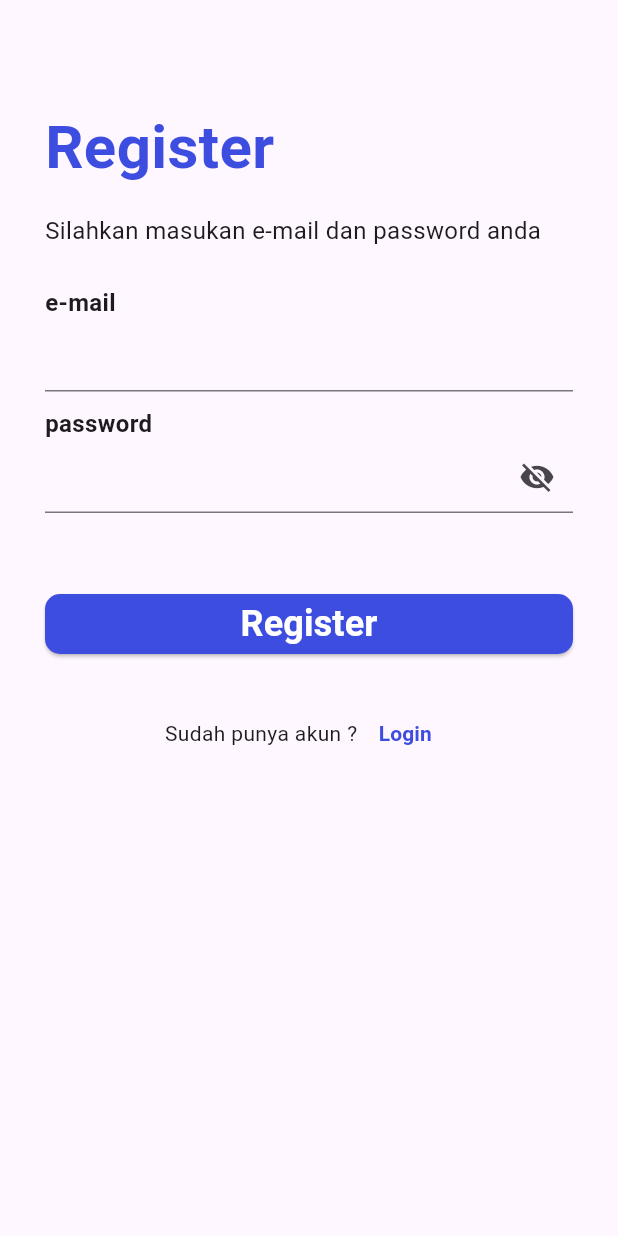
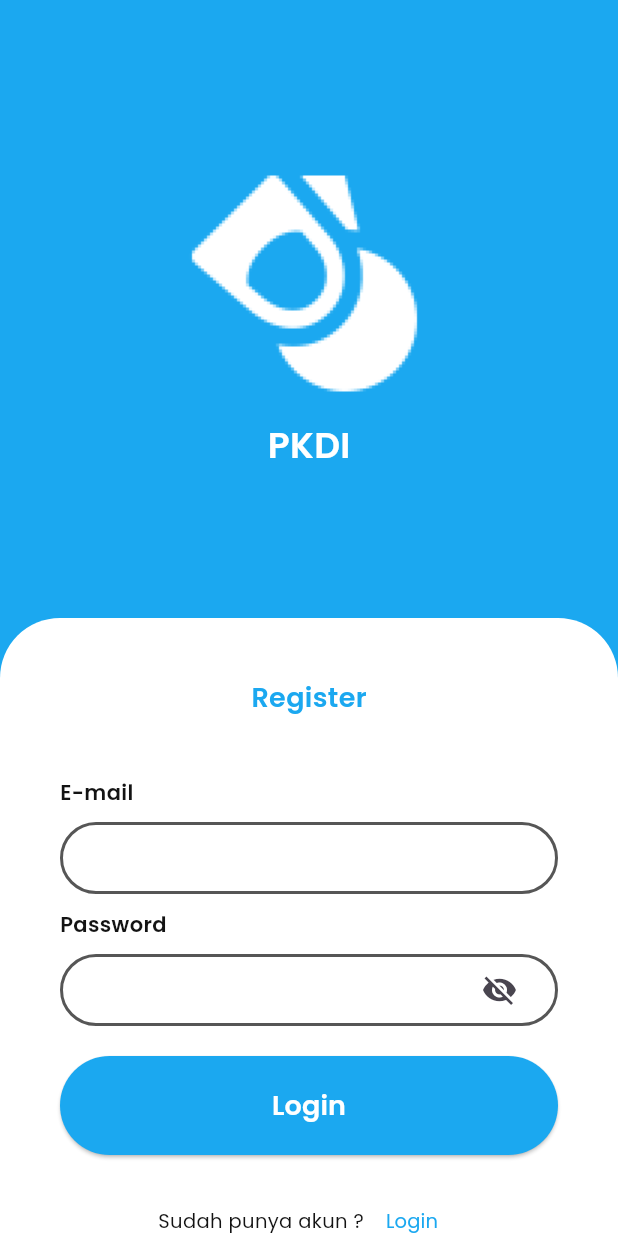
Before and after one commit to garrybad/project_ppb, a Flutter app: the screen it shows after launch, after a tap on "Daftar", on a phone screen of 412 x 824 dp. Run offline on Flutter 3.47's test engine with Material 3 defaults, Android fonts, the phone set to English and light mode, and no system bars; our stand-ins replace bloc, firebase_auth, firebase_core, flutter_bloc, google_fonts, google_sign_in; accounts and stored records are empty; network calls fail.

Commit message:
Update login page, register page, and create navbar

```diff
--- /dev/null
+++ b/lib/styles/colors.dart
@@ -0,0 +1,8 @@
+import 'package:flutter/material.dart';
+
+const Color kBgBlue = Color(0xFF1BA8F0);
+const Color kBgWhite = Color(0xFFFFFFFF);
+const Color kBgGray = Color(0xFF565656);
+const Color kBgBlack = Color(0xFF131313);
+const Color kGrey = Color(0xFF888888);
+const Color kDarkGray = Color(0xFFFABABAB);
--- /dev/null
+++ b/lib/styles/text_style.dart
@@ -0,0 +1,47 @@
+import 'package:flutter/material.dart';
+import 'package:google_fonts/google_fonts.dart';
+
+TextStyle kHeading5 = GoogleFonts.poppins(
+    fontSize: 24,
+    fontWeight: FontWeight.w600
+);
+
+TextStyle kHeading6 = GoogleFonts.poppins(
+    fontSize: 18,
+    fontWeight: FontWeight.w700
+);
+
+TextStyle kSubtitle1 = GoogleFonts.poppins(
+    fontSize: 14,
+    fontWeight: FontWeight.w600
+);
+
+TextStyle kSubtitle2 = GoogleFonts.poppins(
+    fontSize: 13,
+    fontWeight: FontWeight.w400
+);
+
+TextStyle kBody1 = GoogleFonts.poppins(
+    fontSize: 13,
+    fontWeight: FontWeight.w500
+);
+
+TextStyle kBody2 = GoogleFonts.poppins(
+    fontSize: 11,
+    fontWeight: FontWeight.w500
+);
+
+TextStyle kButton1 = GoogleFonts.poppins(
+    fontSize: 14,
+    fontWeight: FontWeight.w600
+);
+
+TextStyle kButton2 = GoogleFonts.poppins(
+    fontSize: 13,
+    fontWeight: FontWeight.w500
+);
+
+TextStyle kCaption = GoogleFonts.poppins(
+    fontSize: 10,
+    fontWeight: FontWeight.w500
+);
--- a/lib/ui/home_screen.dart
+++ b/lib/ui/home_screen.dart
@@ -14,7 +14,7 @@ class HomeScreen extends StatelessWidget {
         mainAxisAlignment: MainAxisAlignment.center,
         children: [
           Text(
-            "HOME SCREEN",
+            "HOME PAGE",
             style: TextStyle(
                 fontSize: 40,
                 fontWeight: FontWeight.bold,
--- a/lib/ui/login.dart
+++ b/lib/ui/login.dart
@@ -1,8 +1,11 @@
 import 'package:firebase_auth/firebase_auth.dart';
+import 'package:flutter/cupertino.dart';
 import 'package:flutter/material.dart';
 import 'package:flutter_bloc/flutter_bloc.dart';
 import 'package:google_sign_in/google_sign_in.dart';
 import 'package:project_ppb/bloc/login/login_cubit.dart';
+import 'package:project_ppb/styles/colors.dart';
+import 'package:project_ppb/styles/text_style.dart';
 import 'package:project_ppb/ui/phone_auth_screen.dart';
 import '../utils/routes.dart';
 import 'home_screen.dart';
@@ -58,50 +61,107 @@ class _LoginScreenState extends State<LoginScreen> {
                 content: Text(state.msg),
                 backgroundColor: Colors.green,
               ));
-            Navigator.pushNamedAndRemoveUntil(context, rHome, (route) => false);
+            Navigator.pushNamedAndRemoveUntil(context, rMain, (route) => false);
           }
         },
         child: Container(
-          margin: EdgeInsets.symmetric(horizontal: 30, vertical: 70),
-          child: ListView(
+          color: kBgBlue,
+          width: double.infinity,
+          child: Column(
             children: [
-              Text(
-                "Login",
-                style: TextStyle(
-                    fontSize: 40,
-                    fontWeight: FontWeight.bold,
-                    color: Color(0xff3D4DE0)),
+              Container(
+                height: MediaQuery.of(context).size.height * 0.5,
+                child: Center(
+                  child: Column(
+                    mainAxisSize: MainAxisSize.min,
+                    children: [
+                      SafeArea(child: Image(image: AssetImage('assets/images/project_logo.png'),)),
+                      Text('PKDI', style: kHeading5.copyWith(
+                          color: kBgWhite,
+                          fontWeight: FontWeight.w600
+                      ),),
+                    ],
                   ),
-              SizedBox(
-                height: 15,
                 ),
-              Text(
-                "Silahkan masukan e-mail dan password anda",
-                style: TextStyle(
-                  fontSize: 16,
+              ),
+              Expanded(child:Container()),
+              Container(
+                decoration: BoxDecoration(
+                    color: kBgWhite,
+                    borderRadius: BorderRadius.vertical(
+                      top: Radius.circular(40),
+                    )
+                ),
+                padding: EdgeInsets.only(
+                    left: 40,
+                    right: 40,
+                    top: 40
+                ),
+                child: Column(
+                  crossAxisAlignment: CrossAxisAlignment.start,
+                  children: [
+                    Center(
+                      child: Text(
+                        'Login',
+                        style: kHeading6.copyWith(
+                            color: kBgBlue,
+                            fontWeight: FontWeight.w600
+                        ),
                       ),
                     ),
                     SizedBox(
-                height: 25,
+                      height: 40,
                     ),
                     Text(
-                "e-mail",
-                style: TextStyle(fontSize: 16, fontWeight: FontWeight.bold),
+                      "E-mail",
+                      style: kSubtitle1.copyWith(
+                        color: kBgBlack,
+                      ),
+                    ),
+                    SizedBox(
+                      height: 10,
                     ),
                     TextFormField(
                       controller: emailEdc,
+                      decoration: InputDecoration(
+                        enabledBorder: OutlineInputBorder(
+                          borderSide: BorderSide(color: kBgGray, width: 2.0),
+                          borderRadius: BorderRadius.circular(30.0),
+                        ),
+                        focusedBorder: OutlineInputBorder(
+                          borderSide: BorderSide(color: kBgBlack, width: 2.0),
+                          borderRadius: BorderRadius.circular(30.0),
+                        ),
+                        contentPadding: EdgeInsets.symmetric(horizontal: 20.0),
+                      ),
                     ),
                     SizedBox(
                       height: 10,
                     ),
                     Text(
-                "password",
-                style: TextStyle(fontSize: 16, fontWeight: FontWeight.bold),
+                      "Password",
+                      style: kSubtitle1.copyWith(
+                          color: kBgBlack,
+                      ),
+                    ),
+                    SizedBox(
+                      height: 10,
                     ),
                     TextFormField(
                       controller: passEdc,
                       decoration: InputDecoration(
-                  suffixIcon: IconButton(
+                        contentPadding: EdgeInsets.symmetric(horizontal: 20.0),
+                        enabledBorder: OutlineInputBorder(
+                          borderSide: BorderSide(color: kBgGray, width: 2.0),
+                          borderRadius: BorderRadius.circular(30.0),
+                        ),
+                        focusedBorder: OutlineInputBorder(
+                          borderSide: BorderSide(color: kBgBlack, width: 2.0),
+                          borderRadius: BorderRadius.circular(30.0),
+                        ),
+                        suffixIcon: Padding(
+                          padding: const EdgeInsets.symmetric(horizontal: 15.0),
+                          child: IconButton(
                             icon: Icon(passInvisible
                                 ? Icons.visibility
                                 : Icons.visibility_off),
@@ -112,12 +172,15 @@ class _LoginScreenState extends State<LoginScreen> {
                             },
                           ),
                         ),
+                      ),
                       obscureText: !passInvisible,
                     ),
                     SizedBox(
-                height: 50,
+                      height: 20,
                     ),
-              ElevatedButton(
+                    Container(
+                      width: double.infinity,
+                      child: ElevatedButton(
                           onPressed: () {
                             // Navigator.pushNamed(context, '/home');
                             context
@@ -125,65 +188,46 @@ class _LoginScreenState extends State<LoginScreen> {
                                 .login(email: emailEdc.text, password: passEdc.text);
                           },
                           style: ElevatedButton.styleFrom(
-                      backgroundColor: Color(0xff3D4DE0),
+                            padding: EdgeInsets.all(20),
+                              backgroundColor: kBgBlue,
                               shape: RoundedRectangleBorder(
-                          borderRadius: BorderRadius.circular(10))),
+                                  borderRadius: BorderRadius.circular(50))),
                           child: Text(
                             "Login",
-                    style: TextStyle(
-                        fontWeight: FontWeight.bold,
-                        fontSize: 24,
-                        color: Colors.white),
+                            style: kHeading6.copyWith(
+                                color: kBgWhite,
+                                fontWeight: FontWeight.w600
+                            ),
                           )),
-              const SizedBox(
-                height: 30.0,
+                    ),
+                    SizedBox(
+                      height: 20,
                     ),
                     Row(
                       mainAxisAlignment: MainAxisAlignment.center,
                       children: [
-                  GestureDetector(
-                    onTap: () {
-                      signInWithGoogle();
-                    },
-                    child: const CircleAvatar(
-                      radius: 20.0,
-                      backgroundImage: NetworkImage(
-                          'https://img2.pngdownload.id/20190228/qby/kisspng-google-logo-google-account-g-suite-google-images-g-icon-archives-search-png-5c77ad39b77471.9286340315513470017515.jpg'),
-                    ),
-                  ),
-                  const SizedBox(
-                    width: 30.0,
-                  ),
-                  GestureDetector(
-                    onTap: () {
-                      Navigator.push( context, MaterialPageRoute( builder: (context) => PhoneAuthScreen()));
-                    },
-                    child: const CircleAvatar(
-                      radius: 20.0,
-                      backgroundImage: NetworkImage(
-                          'https://freepngimg.com/thumb/business/83615-blue-icons-symbol-telephone-computer-logo.png'),
-                    ),
-                  )
-                ],
-              ),
-              SizedBox(
-                height: 25,
-              ),
-              Row(
-                mainAxisAlignment: MainAxisAlignment.center,
-                children: [
-                  Text("Belum punya akun ?"),
+                        Text(
+                          "Belum punya akun ?",
+                          style: kSubtitle2.copyWith(
+                            color: kBgBlack,
+                        ),),
                         TextButton(
                             onPressed: () {
                               Navigator.pushNamed(context, '/register');
                             },
                             child: Text(
                               "Daftar",
-                        style: TextStyle(
-                            fontWeight: FontWeight.bold,
-                            color: Color(0xff3D4DE0)),
+                              style: kSubtitle2.copyWith(
+                                color: kBgBlue,
+                              ),
                             ))
                       ],
+                    ),
+                    SizedBox(
+                      height: 20,
+                    ),
+                  ],
+                ),
               )
             ],
           ),
--- a/lib/ui/register.dart
+++ b/lib/ui/register.dart
@@ -1,6 +1,8 @@
 import 'package:flutter/material.dart';
 import 'package:flutter_bloc/flutter_bloc.dart';
 import 'package:project_ppb/bloc/register/register_cubit.dart';
+import 'package:project_ppb/styles/colors.dart';
+import 'package:project_ppb/styles/text_style.dart';
 
 import '../utils/routes.dart';
 
@@ -46,46 +48,103 @@ class _RegisterScreenState extends State<RegisterScreen> {
           }
         },
         child: Container(
-          margin: EdgeInsets.symmetric(horizontal: 30, vertical: 70),
-          child: ListView(
+          color: kBgBlue,
+          width: double.infinity,
+          child: Column(
             children: [
-              Text(
-                "Register",
-                style: TextStyle(
-                    fontSize: 40,
-                    fontWeight: FontWeight.bold,
-                    color: Color(0xff3D4DE0)),
+              Container(
+                height: MediaQuery.of(context).size.height * 0.5,
+                child: Center(
+                  child: Column(
+                    mainAxisSize: MainAxisSize.min,
+                    children: [
+                      SafeArea(child: Image(image: AssetImage('assets/images/project_logo.png'),)),
+                      Text('PKDI', style: kHeading5.copyWith(
+                          color: kBgWhite,
+                          fontWeight: FontWeight.w600
+                      ),),
+                    ],
                   ),
-              SizedBox(
-                height: 15,
                 ),
-              Text(
-                "Silahkan masukan e-mail dan password anda",
-                style: TextStyle(
-                  fontSize: 16,
+              ),
+              Expanded(child:Container()),
+              Container(
+                decoration: BoxDecoration(
+                    color: kBgWhite,
+                    borderRadius: BorderRadius.vertical(
+                      top: Radius.circular(40),
+                    )
+                ),
+                padding: EdgeInsets.only(
+                    left: 40,
+                    right: 40,
+                    top: 40
+                ),
+                child: Column(
+                  crossAxisAlignment: CrossAxisAlignment.start,
+                  children: [
+                    Center(
+                      child: Text(
+                        'Register',
+                        style: kHeading6.copyWith(
+                            color: kBgBlue,
+                            fontWeight: FontWeight.w600
+                        ),
                       ),
                     ),
                     SizedBox(
-                height: 25,
+                      height: 40,
                     ),
                     Text(
-                "e-mail",
-                style: TextStyle(fontSize: 16, fontWeight: FontWeight.bold),
+                      "E-mail",
+                      style: kSubtitle1.copyWith(
+                        color: kBgBlack,
+                      ),
+                    ),
+                    SizedBox(
+                      height: 10,
                     ),
                     TextFormField(
                       controller: emailEdc,
+                      decoration: InputDecoration(
+                        enabledBorder: OutlineInputBorder(
+                          borderSide: BorderSide(color: kBgGray, width: 2.0),
+                          borderRadius: BorderRadius.circular(30.0),
+                        ),
+                        focusedBorder: OutlineInputBorder(
+                          borderSide: BorderSide(color: kBgBlack, width: 2.0),
+                          borderRadius: BorderRadius.circular(30.0),
+                        ),
+                        contentPadding: EdgeInsets.symmetric(horizontal: 20.0),
+                      ),
                     ),
                     SizedBox(
                       height: 10,
                     ),
                     Text(
-                "password",
-                style: TextStyle(fontSize: 16, fontWeight: FontWeight.bold),
+                      "Password",
+                      style: kSubtitle1.copyWith(
+                        color: kBgBlack,
+                      ),
+                    ),
+                    SizedBox(
+                      height: 10,
                     ),
                     TextFormField(
                       controller: passEdc,
                       decoration: InputDecoration(
-                  suffixIcon: IconButton(
+                        contentPadding: EdgeInsets.symmetric(horizontal: 20.0),
+                        enabledBorder: OutlineInputBorder(
+                          borderSide: BorderSide(color: kBgGray, width: 2.0),
+                          borderRadius: BorderRadius.circular(30.0),
+                        ),
+                        focusedBorder: OutlineInputBorder(
+                          borderSide: BorderSide(color: kBgBlack, width: 2.0),
+                          borderRadius: BorderRadius.circular(30.0),
+                        ),
+                        suffixIcon: Padding(
+                          padding: const EdgeInsets.symmetric(horizontal: 15.0),
+                          child: IconButton(
                             icon: Icon(passInvisible
                                 ? Icons.visibility
                                 : Icons.visibility_off),
@@ -96,46 +155,62 @@ class _RegisterScreenState extends State<RegisterScreen> {
                             },
                           ),
                         ),
+                      ),
                       obscureText: !passInvisible,
                     ),
                     SizedBox(
-                height: 50,
+                      height: 20,
                     ),
-              ElevatedButton(
+                    Container(
+                      width: double.infinity,
+                      child: ElevatedButton(
                           onPressed: () {
+                            // Navigator.pushNamed(context, '/home');
                             context
                                 .read<RegisterCubit>()
                                 .register(email: emailEdc.text, password: passEdc.text);
                           },
                           style: ElevatedButton.styleFrom(
-                      backgroundColor: Color(0xff3D4DE0),
+                              padding: EdgeInsets.all(20),
+                              backgroundColor: kBgBlue,
                               shape: RoundedRectangleBorder(
-                          borderRadius: BorderRadius.circular(10))),
+                                  borderRadius: BorderRadius.circular(50))),
                           child: Text(
-                    "Register",
-                    style: TextStyle(
-                        fontWeight: FontWeight.bold,
-                        fontSize: 24,
-                        color: Colors.white),
+                            "Login",
+                            style: kHeading6.copyWith(
+                                color: kBgWhite,
+                                fontWeight: FontWeight.w600
+                            ),
                           )),
+                    ),
                     SizedBox(
-                height: 25,
+                      height: 20,
                     ),
                     Row(
                       mainAxisAlignment: MainAxisAlignment.center,
                       children: [
-                  Text("Sudah punya akun ?"),
+                        Text(
+                          "Sudah punya akun ?",
+                          style: kSubtitle2.copyWith(
+                            color: kBgBlack,
+                          ),),
                         TextButton(
                             onPressed: () {
                               Navigator.pushNamed(context, '/login');
                             },
                             child: Text(
                               "Login",
-                        style: TextStyle(
-                            fontWeight: FontWeight.bold,
-                            color: Color(0xff3D4DE0)),
+                              style: kSubtitle2.copyWith(
+                                color: kBgBlue,
+                              ),
                             ))
                       ],
+                    ),
+                    SizedBox(
+                      height: 20,
+                    ),
+                  ],
+                ),
               )
             ],
           ),
--- a/lib/utils/routes.dart
+++ b/lib/utils/routes.dart
@@ -1,6 +1,7 @@
 import 'package:flutter/material.dart';
 import 'package:project_ppb/ui/home_screen.dart';
 import 'package:project_ppb/ui/login.dart';
+import 'package:project_ppb/ui/main_page.dart';
 import 'package:project_ppb/ui/register.dart';
 
 MaterialPageRoute _pageRoute(
@@ -17,8 +18,8 @@ Route? generateRoute(RouteSettings settings) {
     case rRegister:
       _route = _pageRoute(body: RegisterScreen(), settings: settings);
       break;
-    case rHome:
-      _route = _pageRoute(body: HomeScreen(), settings: settings);
+    case rMain:
+      _route = _pageRoute(body: MainPage(), settings: settings);
       break;
   }
   return _route;
@@ -27,4 +28,4 @@ Route? generateRoute(RouteSettings settings) {
 final NAV_KEY = GlobalKey<NavigatorState>();
 const String rLogin = '/login';
 const String rRegister = '/register';
-const String rHome = '/home';
+const String rMain = '/main';
--- a/pubspec.yaml
+++ b/pubspec.yaml
@@ -40,6 +40,7 @@ dependencies:
   bloc: ^8.1.2
   flutter_bloc: ^8.1.3
   google_sign_in: ^6.2.1
+  google_fonts: ^4.0.4
 
 dev_dependencies:
   flutter_test:
@@ -64,8 +65,9 @@ flutter:
   uses-material-design: true
 
   # To add assets to your application, add an assets section, like this:
-  # assets:
-  #   - images/a_dot_burr.jpeg
+  assets:
+    - assets/images/
+    - assets/icons/
   #   - images/a_dot_ham.jpeg
 
   # An image asset can refer to one or more resolution-specific "variants", see
```
Also changed, not shown: lib/ui/berita_page.dart (added, +25 -0 lines), lib/ui/donasi_page.dart (added, +25 -0 lines), lib/ui/main_page.dart (added, +84 -0 lines), lib/ui/pemerintah_page.dart (added, +25 -0 lines), lib/ui/profile_page.dart (added, +25 -0 lines), lib/ui/statistik_page.dart (added, +25 -0 lines), assets/icons/berita.png (added), assets/icons/donasi.png (added), assets/icons/home.png (added), assets/icons/pemerintah.png (added), assets/icons/profile.png (added), assets/icons/statistik.png (added), assets/images/project_logo.png (added), pubspec.lock, 1 other file. Lines whose indentation alone changed are shown as unchanged.
